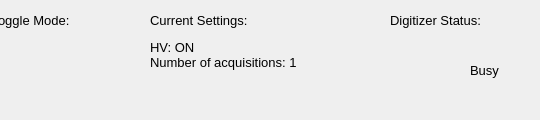
Qt form sbndprmdaq/controls.ui (marcodeltutto/SBNDPurityMonitorDAQ) before a commit; both pictures show x 460 to 1000 and y 0 to 120 of the 1000 by 120 pixel window.
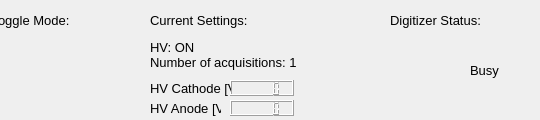
The same form after that commit. Icons and pictures are not drawn. Custom widgets are drawn as their Qt base class.

Commit message: Add LCD display for HV reading

The edit to the form file:
```diff
--- a/sbndprmdaq/controls.ui
+++ b/sbndprmdaq/controls.ui
@@ -182,7 +182,7 @@
       <x>610</x>
       <y>40</y>
       <width>181</width>
-      <height>71</height>
+      <height>31</height>
      </rect>
     </property>
     <property name="font">
@@ -274,6 +274,62 @@
      <set>Qt::AlignCenter</set>
     </property>
    </widget>
+   <widget class="QLCDNumber" name="_lcd_cathode_hv">
+    <property name="geometry">
+     <rect>
+      <x>690</x>
+      <y>80</y>
+      <width>64</width>
+      <height>16</height>
+     </rect>
+    </property>
+   </widget>
+   <widget class="QLabel" name="label">
+    <property name="geometry">
+     <rect>
+      <x>610</x>
+      <y>80</y>
+      <width>81</width>
+      <height>16</height>
+     </rect>
+    </property>
+    <property name="font">
+     <font>
+      <pointsize>10</pointsize>
+     </font>
+    </property>
+    <property name="text">
+     <string>HV Cathode [V]:</string>
+    </property>
+   </widget>
+   <widget class="QLabel" name="label_2">
+    <property name="geometry">
+     <rect>
+      <x>610</x>
+      <y>100</y>
+      <width>71</width>
+      <height>16</height>
+     </rect>
+    </property>
+    <property name="font">
+     <font>
+      <pointsize>10</pointsize>
+     </font>
+    </property>
+    <property name="text">
+     <string>HV Anode [V]:</string>
+    </property>
+   </widget>
+   <widget class="QLCDNumber" name="_lcd_anode_hv">
+    <property name="geometry">
+     <rect>
+      <x>690</x>
+      <y>100</y>
+      <width>64</width>
+      <height>16</height>
+     </rect>
+    </property>
+   </widget>
   </widget>
   <action name="actionShow_Logs">
    <property name="text">
```
The commit also changes 1 other file.
